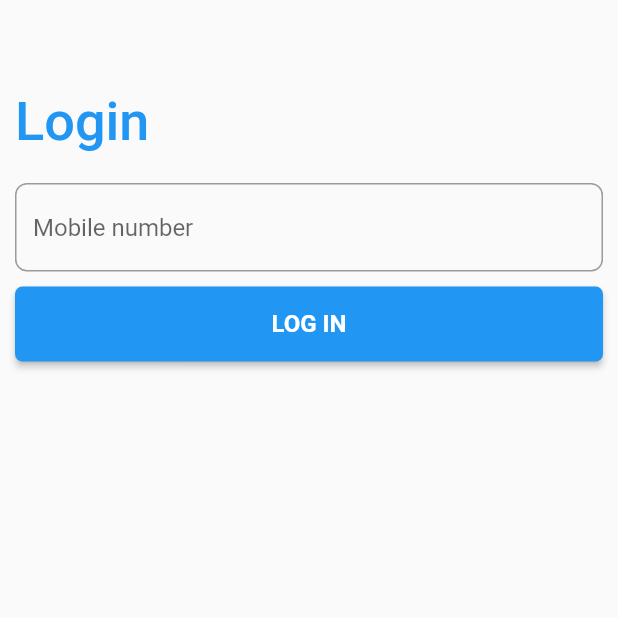
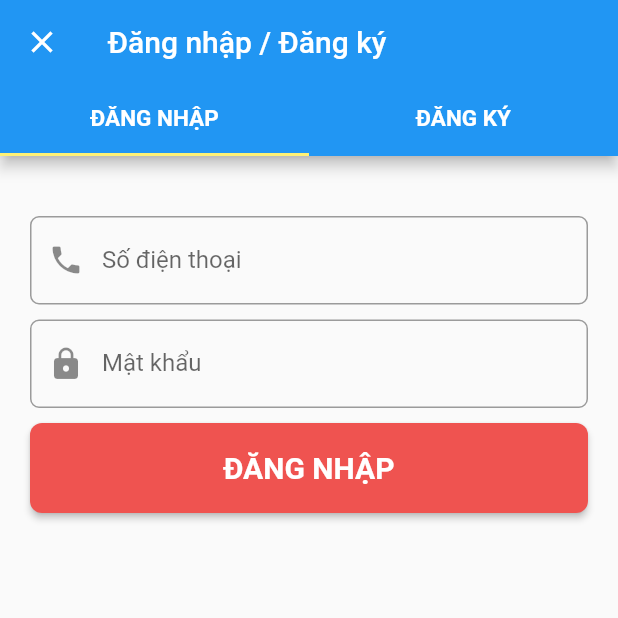
Before and after one commit to tienphu2904/market_online_app, a Flutter app: the screen it shows after launch, on a phone screen of 412 x 824 dp, the top half of it. Run offline on Flutter 3.47's test engine with Material 2 defaults, Android fonts, the phone set to English and light mode, and no system bars.

Commit message:
SigninUI
Code for Signin UI

```diff
--- a/lib/src/app.dart
+++ b/lib/src/app.dart
@@ -1,6 +1,6 @@
 import 'package:flutter/material.dart';
-import 'package:market_online_app/src/resources/screens/home_screen.dart';
-import 'package:market_online_app/src/services/auth_service.dart';
+import 'package:market_online_app/src/resources/tab_login_register.dart';
+
 
 
 class MyApp extends StatelessWidget {
@@ -8,7 +8,7 @@ class MyApp extends StatelessWidget {
   Widget build(BuildContext context) {
     return MaterialApp(
       debugShowCheckedModeBanner: false,
-      home: AuthService().handleAuth(),
+      home: TabLoginRegister(),
     );
   }
 }
--- a/lib/src/resources/login_page.dart
+++ b/lib/src/resources/login_page.dart
@@ -1,76 +1,77 @@
-import 'package:firebase_auth/firebase_auth.dart';
 import 'package:flutter/material.dart';
-import 'package:market_online_app/src/services/auth_service.dart';
 
-class DemoLoginHome extends StatefulWidget {
+class LoginPage extends StatefulWidget {
   @override
-  _DemoLoginHomeState createState() => _DemoLoginHomeState();
+  _LoginPageState createState() => _LoginPageState();
 }
 
-class _DemoLoginHomeState extends State<DemoLoginHome> {
-  final formKey = new GlobalKey<FormState>();
-  String phoneNo, verificationId, status;
+class _LoginPageState extends State<LoginPage> {
+  TextEditingController _phoneController = new TextEditingController();
 
   @override
   Widget build(BuildContext context) {
     return Scaffold(
       body: SingleChildScrollView(
         child: Container(
+          padding: const EdgeInsets.all(20.0),
           child: Form(
-            key: formKey,
             child: Column(
               crossAxisAlignment: CrossAxisAlignment.start,
               mainAxisAlignment: MainAxisAlignment.center,
               children: <Widget>[
-                Container(height: 50),
                 Padding(
-                  padding: const EdgeInsets.all(10.0),
-                  child: Text(
-                    "Login",
-                    style: TextStyle(
-                        fontSize: 36,
-                        fontWeight: FontWeight.w500,
-                        color: Colors.blue),
+                  padding: const EdgeInsets.fromLTRB(0, 20, 0, 0),
+                  child: TextFormField(
+                    keyboardType: TextInputType.phone,
+                    controller: _phoneController,
+                    decoration: InputDecoration(
+                      labelText: "Số điện thoại",
+                      prefixIcon: Container(
+                        child: Icon(Icons.phone),
+                        height: 50.0,
+                      ),
+                      border: OutlineInputBorder(
+                        borderRadius: BorderRadius.all(Radius.circular(6.0)),
+                        borderSide: BorderSide(width: 1, color: Colors.black),
+                      ),
+                    ),
                   ),
                 ),
                 Padding(
-                  padding: const EdgeInsets.fromLTRB(10.0, 10.0, 10.0, 0),
+                  padding: const EdgeInsets.fromLTRB(0, 10, 0, 0),
                   child: TextFormField(
-                    keyboardType: TextInputType.phone,
+                    obscureText: true,
                     decoration: InputDecoration(
-                      hintText: "Mobile number",
+                      labelText: "Mật khẩu",
+                      prefixIcon: Container(
+                        height: 50.0,
+                        child: Icon(Icons.lock),
+                      ),
                       border: OutlineInputBorder(
-                        borderSide: BorderSide(color: Colors.black, width: 1.0),
+                        borderSide: BorderSide(width: 1, color: Colors.black),
+                        borderRadius: BorderRadius.all(Radius.circular(6.0)),
+                      ),
+                    ),
+                  ),
+                ),
+                Padding(
+                  padding: const EdgeInsets.fromLTRB(0, 10, 0, 0),
+                  child: SizedBox(
+                    height: 60.0,
+                    width: double.infinity,
+                    child: RaisedButton(
+                      color: Colors.red[400],
+                      onPressed: _onLoginClicked,
+                      child: Text(
+                        "ĐĂNG NHẬP",
+                        style: TextStyle(
+                            fontSize: 20.0,
+                            fontWeight: FontWeight.bold,
+                            color: Colors.white),
+                      ),
+                      shape: RoundedRectangleBorder(
                         borderRadius: BorderRadius.all(Radius.circular(8.0)),
                       ),
-                    ),
-                    onChanged: (val) {
-                      setState(() {
-                        this.phoneNo = val;
-                      });
-                    },
-                  ),
-                ),
-                SizedBox(
-                  height: 60.0,
-                  width: double.infinity,
-                  child: Padding(
-                    padding: const EdgeInsets.fromLTRB(10.0, 10.0, 10.0, 0),
-                    child: RaisedButton(
-                      onPressed: () {
-                        verifyPhone(phoneNo);
-                      },
-                      color: Colors.blue,
-                      child: Text(
-                        "LOG IN",
-                        style: TextStyle(
-                          fontSize: 16.0,
-                          fontWeight: FontWeight.bold,
-                          color: Colors.white,
-                        ),
-                      ),
-                      shape: RoundedRectangleBorder(
-                          borderRadius: BorderRadius.circular(5.0)),
                     ),
                   ),
                 )
@@ -82,32 +83,7 @@ class _DemoLoginHomeState extends State<DemoLoginHome> {
     );
   }
 
-  Future<void> verifyPhone(phoneNo) async {
-    final PhoneVerificationCompleted verificationCompleted =
-        (AuthCredential authResult) {
-      AuthService().signIn(authResult);
-    };
+  void _onLoginClicked() {
 
-    final PhoneVerificationFailed verificationFailed =
-        (AuthException authException) {
-      print('${authException.message}');
-    };
-
-    final PhoneCodeSent smsSent = (String verId, [int forceResend]) async {
-      this.verificationId = verId;
-    };
-
-    final PhoneCodeAutoRetrievalTimeout autoTimoeout = (String verId) {
-      this.verificationId = verId;
-    };
-
-    await FirebaseAuth.instance.verifyPhoneNumber(
-      phoneNumber: phoneNo,
-      timeout: Duration(seconds: 5),
-      verificationCompleted: verificationCompleted,
-      verificationFailed: verificationFailed,
-      codeSent: smsSent,
-      codeAutoRetrievalTimeout: autoTimoeout,
-    );
   }
 }
--- a/lib/src/resources/screens/home_screen.dart
+++ b/lib/src/resources/screens/home_screen.dart
@@ -1,7 +1,6 @@
 import 'package:flutter/material.dart';
 import 'package:market_online_app/src/resources/screens/home/home_appbar.dart';
 import 'package:market_online_app/src/resources/screens/home/home_drawer.dart';
-import 'package:market_online_app/src/services/auth_service.dart';
 
 class HomeScreen extends StatefulWidget {
   @override
@@ -22,9 +21,6 @@ class _HomeScreenState extends State<HomeScreen> {
             onMenuIconPressed: () {
               _scaffoldKey.currentState.openDrawer();
             },
-            onLogoutPressed: () {
-              AuthService().signOut();
-            },
           ),
           SliverFixedExtentList(
             delegate: SliverChildBuilderDelegate((context, index) {
--- /dev/null
+++ b/lib/src/resources/tab_login_register.dart
@@ -0,0 +1,54 @@
+import 'package:flutter/material.dart';
+import 'package:market_online_app/src/resources/login_page.dart';
+import 'package:market_online_app/src/resources/register_page.dart';
+
+class TabLoginRegister extends StatelessWidget {
+  @override
+  Widget build(BuildContext context) {
+    return DefaultTabController(
+      length: 2,
+      child: Scaffold(
+        appBar: AppBar(
+          leading: IconButton(
+            icon: Icon(Icons.close),
+            onPressed: _onClosedPressed,
+          ),
+          title: Text("Đăng nhập / Đăng ký"),
+          bottom: TabBar(
+            indicatorColor: Colors.yellow[300],
+            tabs: <Widget>[
+              Tab(
+                child: Text(
+                  "ĐĂNG NHẬP",
+                  style: TextStyle(
+                    fontSize: 15.0,
+                    color: Colors.white,
+                    fontWeight: FontWeight.bold,
+                  ),
+                ),
+              ),
+              Tab(
+                child: Text(
+                  "ĐĂNG KÝ",
+                  style: TextStyle(
+                    fontSize: 15.0,
+                    color: Colors.white,
+                    fontWeight: FontWeight.bold,
+                  ),
+                ),
+              ),
+            ],
+          ),
+        ),
+        body: TabBarView(
+          children: <Widget>[
+            LoginPage(),
+            RegisterPage(),
+          ],
+        ),
+      ),
+    );
+  }
+
+  void _onClosedPressed() {}
+}
--- a/lib/src/services/auth_service.dart
+++ /dev/null
@@ -1,27 +0,0 @@
-import 'package:firebase_auth/firebase_auth.dart';
-import 'package:flutter/cupertino.dart';
-import 'package:market_online_app/src/resources/login_page.dart';
-import 'package:market_online_app/src/resources/screens/home_screen.dart';
-
-class AuthService {
-  handleAuth() {
-    return StreamBuilder(
-      stream: FirebaseAuth.instance.onAuthStateChanged,
-      builder: (BuildContext context, snapshot) {
-        if (snapshot.hasData) {
-          return HomeScreen();
-        } else {
-          return DemoLoginHome();
-        }
-      },
-    );
-  }
-
-  void signOut() {
-    FirebaseAuth.instance.signOut();
-  }
-
-  void signIn(AuthCredential authCredential) {
-    FirebaseAuth.instance.signInWithCredential(authCredential);
-  }
-}
```
Also changed, not shown: lib/src/resources/register_page.dart (+146 -0 lines).
